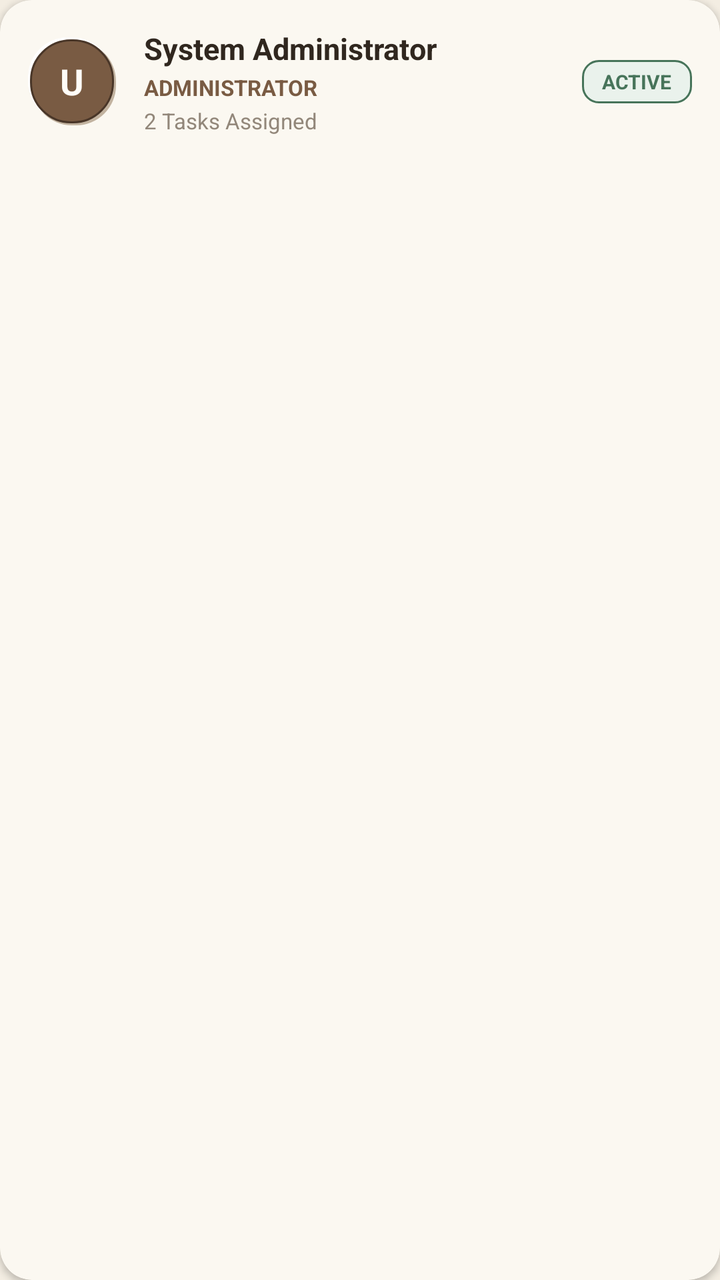
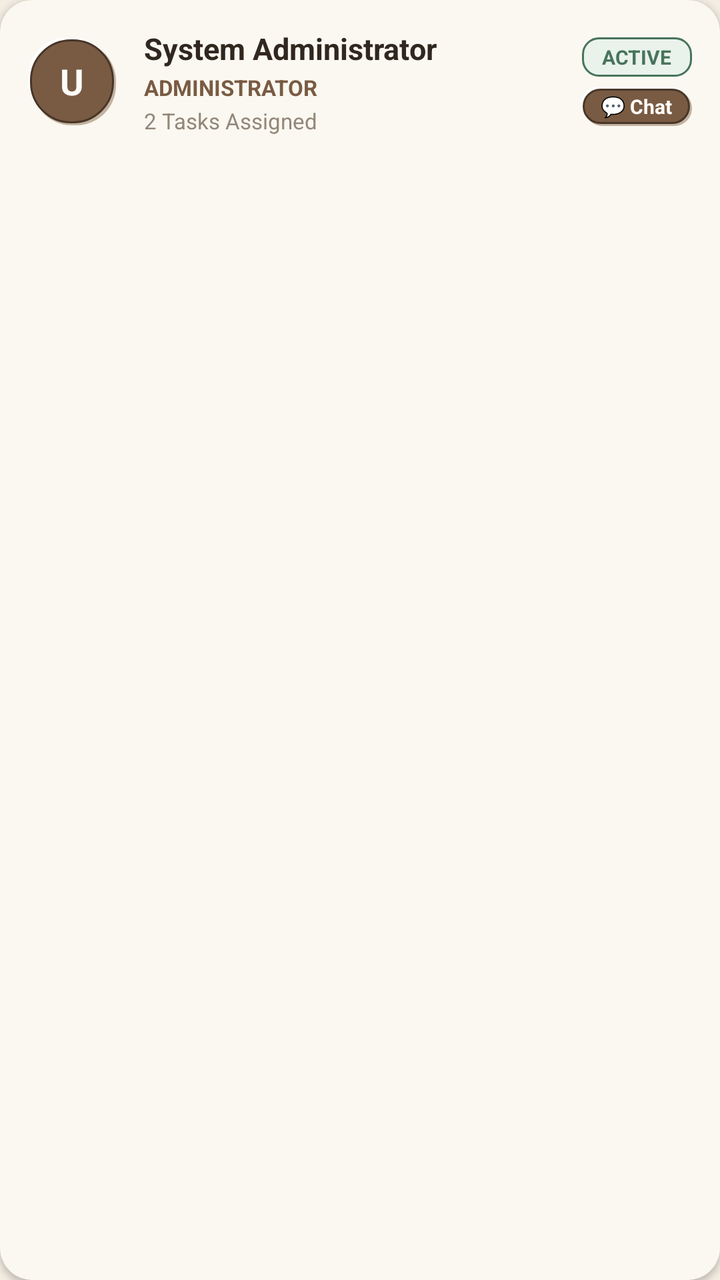

Two renders of the same Android screen: before a commit and after it. Below are the layout's source before the change and the commit's diff.
<!-- AndroidManifest.xml: application theme Theme.ProjectFlow -->
<!-- res/layout/item_team_member.xml -->
<?xml version="1.0" encoding="utf-8"?>
<androidx.cardview.widget.CardView xmlns:android="http://schemas.android.com/apk/res/android"
    xmlns:app="http://schemas.android.com/apk/res-auto"
    android:id="@+id/cardTeamMember"
    android:layout_width="match_parent"
    android:layout_height="wrap_content"
    android:layout_marginBottom="10dp"
    app:cardBackgroundColor="@color/earth_surface"
    app:cardCornerRadius="16dp"
    app:cardElevation="2dp">

    <RelativeLayout
        android:layout_width="match_parent"
        android:layout_height="wrap_content"
        android:padding="14dp">

        
        <FrameLayout
            android:id="@+id/avatarContainer"
            android:layout_width="44dp"
            android:layout_height="44dp"
            android:layout_alignParentStart="true"
            android:layout_centerVertical="true"
            android:background="@drawable/bg_chip_selected">

            <TextView
                android:id="@+id/tvAvatarInitial"
                android:layout_width="wrap_content"
                android:layout_height="wrap_content"
                android:layout_gravity="center"
                android:text="U"
                android:textColor="@color/white"
                android:textSize="18sp"
                android:textStyle="bold" />
        </FrameLayout>

        
        <LinearLayout
            android:layout_width="match_parent"
            android:layout_height="wrap_content"
            android:layout_centerVertical="true"
            android:layout_marginStart="14dp"
            android:layout_toStartOf="@+id/tvMemberStatus"
            android:layout_toEndOf="@id/avatarContainer"
            android:orientation="vertical">

            <TextView
                android:id="@+id/tvMemberName"
                android:layout_width="wrap_content"
                android:layout_height="wrap_content"
                android:text="System Administrator"
                android:textColor="@color/text_main"
                android:textSize="15sp"
                android:textStyle="bold" />

            <TextView
                android:id="@+id/tvMemberRole"
                android:layout_width="wrap_content"
                android:layout_height="wrap_content"
                android:layout_marginTop="2dp"
                android:text="ADMINISTRATOR"
                android:textColor="@color/primary_earth"
                android:textSize="11sp"
                android:textStyle="bold" />

            <TextView
                android:id="@+id/tvMemberProjects"
                android:layout_width="wrap_content"
                android:layout_height="wrap_content"
                android:layout_marginTop="2dp"
                android:text="2 Tasks Assigned"
                android:textColor="@color/text_muted"
                android:textSize="11sp" />
        </LinearLayout>

        
        <TextView
            android:id="@+id/tvMemberStatus"
            android:layout_width="wrap_content"
            android:layout_height="wrap_content"
            android:layout_alignParentEnd="true"
            android:layout_centerVertical="true"
            android:background="@drawable/bg_badge_success"
            android:paddingHorizontal="10dp"
            android:paddingVertical="4dp"
            android:text="ACTIVE"
            android:textColor="@color/earth_success"
            android:textSize="10sp"
            android:textStyle="bold" />

    </RelativeLayout>
</androidx.cardview.widget.CardView>
<!-- resources referenced by this layout -->
<resources>
  <color name="earth_success">#47745A</color>
  <color name="earth_surface">#FBF8F1</color>
  <color name="primary_earth">#795B43</color>
  <color name="text_main">#30271F</color>
  <color name="text_muted">#92877A</color>
  <color name="white">#FFFDF8</color>
  <!-- drawable bg_badge_success (drawable) -->
  <?xml version="1.0" encoding="utf-8"?>
  <shape xmlns:android="http://schemas.android.com/apk/res/android"
      android:shape="rectangle">
      <corners android:radius="8dp" />
      <solid android:color="@color/earth_success_light" />
      <stroke
          android:width="1dp"
          android:color="@color/earth_success" />
  </shape>
  <!-- drawable bg_chip_selected (drawable) -->
  <?xml version="1.0" encoding="utf-8"?>
  <layer-list xmlns:android="http://schemas.android.com/apk/res/android">
      
      <item
          android:left="2dp"
          android:top="2dp"
          android:right="0dp"
          android:bottom="0dp">
          <shape android:shape="rectangle">
              <corners android:radius="20dp" />
              <solid android:color="@color/neu_shadow_deep" />
          </shape>
      </item>
  
      
      <item
          android:left="0dp"
          android:top="0dp"
          android:right="2dp"
          android:bottom="2dp">
          <shape android:shape="rectangle">
              <corners android:radius="20dp" />
              <solid android:color="@color/neu_highlight" />
          </shape>
      </item>
  
      
      <item
          android:left="1dp"
          android:top="1dp"
          android:right="1dp"
          android:bottom="1dp">
          <shape android:shape="rectangle">
              <corners android:radius="20dp" />
              <solid android:color="@color/primary_earth" />
              <stroke
                  android:width="1dp"
                  android:color="@color/deep_earth" />
          </shape>
      </item>
  </layer-list>
  <style name="Theme.ProjectFlow" parent="Theme.MaterialComponents.DayNight.NoActionBar">
          
          <item name="colorPrimary">@color/primary_earth</item>
          <item name="colorPrimaryVariant">@color/deep_earth</item>
          <item name="colorOnPrimary">@color/earth_raised</item>
  
          
          <item name="colorSecondary">@color/muted_clay</item>
          <item name="colorSecondaryVariant">@color/secondary_sand</item>
          <item name="colorOnSecondary">@color/text_main</item>
  
          
          <item name="colorPrimaryDark">#F4F2E9</item>
          <item name="android:windowDrawsSystemBarBackgrounds">true</item>
          <item name="android:statusBarColor">#F4F2E9</item>
          <item name="android:windowLightStatusBar">true</item>
  
          
          <item name="android:windowBackground">@color/earth_bg</item>
          <item name="colorSurface">@color/earth_surface</item>
          <item name="colorOnSurface">@color/text_main</item>
      </style>
  <color name="earth_success_light">#EAF2EC</color>
  <color name="neu_shadow_deep">#C2B3A0</color>
  <color name="neu_highlight">#FFFFFFFF</color>
  <color name="deep_earth">#493628</color>
  <color name="earth_raised">#FFFDF8</color>
  <color name="muted_clay">#B69A78</color>
  <color name="secondary_sand">#D9C9B2</color>
  <color name="earth_bg">#F3EDE2</color>
</resources>

<!-- the commit's change to res/layout/item_team_member.xml (unified diff, before → after) -->
@@ -74,19 +74,40 @@
         </LinearLayout>
 
         
-        <TextView
-            android:id="@+id/tvMemberStatus"
+        <LinearLayout
+            android:id="@+id/llMemberActions"
             android:layout_width="wrap_content"
             android:layout_height="wrap_content"
             android:layout_alignParentEnd="true"
             android:layout_centerVertical="true"
-            android:background="@drawable/bg_badge_success"
-            android:paddingHorizontal="10dp"
-            android:paddingVertical="4dp"
-            android:text="ACTIVE"
-            android:textColor="@color/earth_success"
-            android:textSize="10sp"
-            android:textStyle="bold" />
+            android:gravity="end"
+            android:orientation="vertical">
+
+            <TextView
+                android:id="@+id/tvMemberStatus"
+                android:layout_width="wrap_content"
+                android:layout_height="wrap_content"
+                android:background="@drawable/bg_badge_success"
+                android:paddingHorizontal="10dp"
+                android:paddingVertical="3dp"
+                android:text="ACTIVE"
+                android:textColor="@color/earth_success"
+                android:textSize="10sp"
+                android:textStyle="bold" />
+
+            <TextView
+                android:id="@+id/btnMemberChat"
+                android:layout_width="wrap_content"
+                android:layout_height="wrap_content"
+                android:layout_marginTop="5dp"
+                android:background="@drawable/bg_chip_selected"
+                android:paddingHorizontal="10dp"
+                android:paddingVertical="3dp"
+                android:text="💬 Chat"
+                android:textColor="@color/white"
+                android:textSize="10sp"
+                android:textStyle="bold" />
+        </LinearLayout>
 
     </RelativeLayout>
 </androidx.cardview.widget.CardView>
